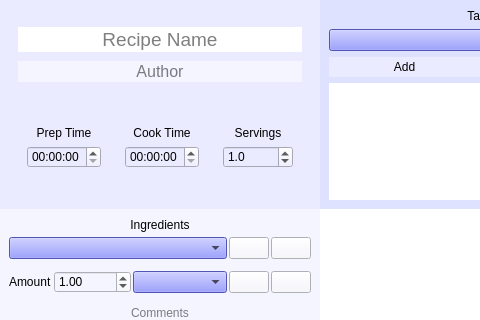
Before: the Qt Designer form gui/newrecipedialog.ui in andrewlalis/RecipeDB, drawn with Qt 5; both pictures show x 0 to 480 and y 0 to 320 of the 640 by 689 pixel window.
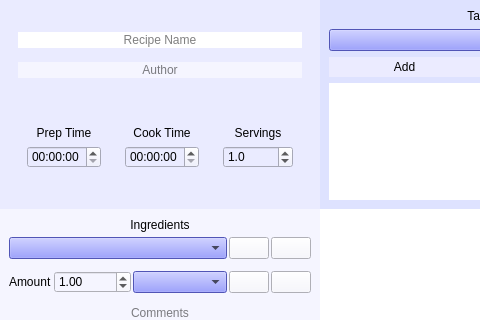
After: the same form once the commit is applied. Icons and pictures are not drawn. Custom widgets are drawn as their Qt base class.

Patch:
```diff
--- a/gui/newrecipedialog.ui
+++ b/gui/newrecipedialog.ui
@@ -103,7 +103,6 @@
                 <widget class="QLineEdit" name="recipeNameEdit">
                  <property name="font">
                   <font>
-                   <pointsize>14</pointsize>
                    <weight>3</weight>
                    <italic>false</italic>
                    <bold>false</bold>
@@ -127,7 +126,6 @@
                 <widget class="QLineEdit" name="authorNameEdit">
                  <property name="font">
                   <font>
-                   <pointsize>12</pointsize>
                    <weight>3</weight>
                    <italic>false</italic>
                    <bold>false</bold>
```
Left out of the diff: 20 changed lines with no effect on the pictures.
